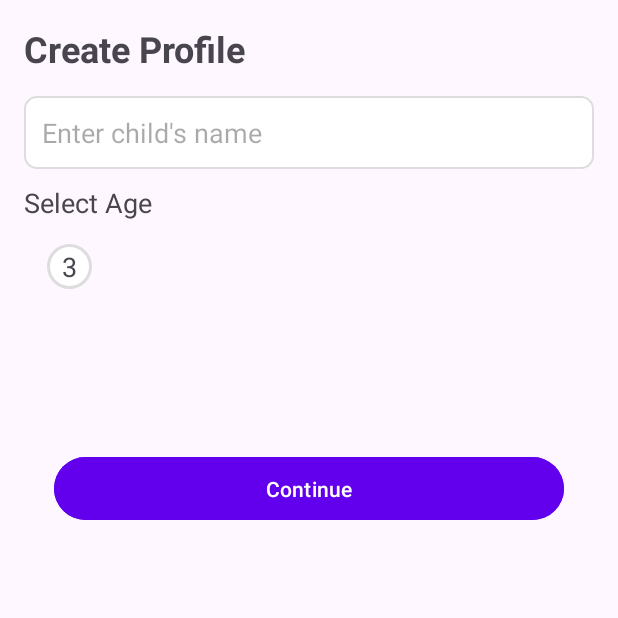
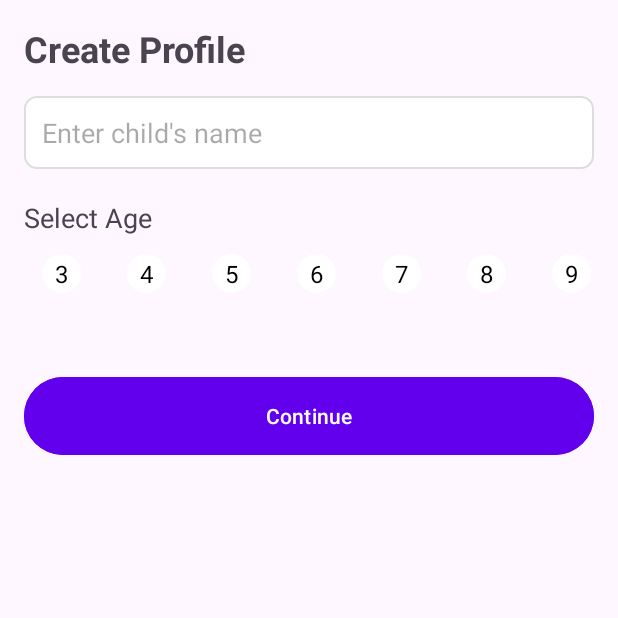
Before and after one commit to MusaHesenov/Kids-App, an Android app: the CreateProfileFragment screen opened through its navigation route, on a phone screen of 412 x 824 dp, the top half of it. Run offline under Robolectric (Android 15) with nearby library versions, the phone set to English and light mode, and no system bars; our stand-ins replace CircleImageView; 2 statements that could not run were skipped.

Commit message:
- add age adapter

```diff
--- a/app/build.gradle.kts
+++ b/app/build.gradle.kts
@@ -60,6 +60,9 @@ dependencies {
     androidTestImplementation(libs.androidx.junit)
     androidTestImplementation(libs.androidx.espresso.core)
 
+    // Thirty part libraries
+    implementation ("de.hdodenhof:circleimageview:3.1.0")
+
 
     // Room
     val roomVersion = "2.6.1"
--- /dev/null
+++ b/app/src/main/java/com/example/kidsapp/adapters/AgeAdapter.kt
@@ -0,0 +1,45 @@
+package com.example.kidsapp.adapters
+
+import android.view.LayoutInflater
+import android.view.View
+import android.view.ViewGroup
+import androidx.recyclerview.widget.RecyclerView
+import com.example.kidsapp.databinding.AgeRvItemBinding
+
+class AgeAdapter(val agesList: List<String>): RecyclerView.Adapter<AgeAdapter.AgeViewHolder>() {
+
+    private var selectedPosition = -1
+
+    class AgeViewHolder(val binding: AgeRvItemBinding): RecyclerView.ViewHolder(binding.root){}
+
+    override fun onCreateViewHolder(parent: ViewGroup, viewType: Int): AgeViewHolder {
+        return AgeViewHolder(AgeRvItemBinding.inflate(LayoutInflater.from(parent.context)))
+    }
+
+    override fun getItemCount(): Int {
+        return agesList.size
+    }
+
+    override fun onBindViewHolder(holder: AgeViewHolder, position: Int) {
+        val age = agesList[position]
+
+        holder.itemView.setOnClickListener {
+            if (selectedPosition >= 0)
+                notifyItemChanged(selectedPosition)
+
+            selectedPosition = holder.adapterPosition
+            notifyItemChanged(selectedPosition)
+            onItemClick?.invoke(age)
+        }
+
+        holder.binding.tvSize.text = age
+
+        if (position == selectedPosition){
+            holder.binding.imageShadow.visibility = View.VISIBLE
+        }else{
+            holder.binding.imageShadow.visibility = View.INVISIBLE
+        }
+    }
+
+    var onItemClick : ((String) -> Unit)? = null
+}
--- a/app/src/main/java/com/example/kidsapp/fragments/CreateProfileFragment.kt
+++ b/app/src/main/java/com/example/kidsapp/fragments/CreateProfileFragment.kt
@@ -6,11 +6,15 @@ import android.view.View
 import android.view.ViewGroup
 import androidx.fragment.app.Fragment
 import androidx.navigation.fragment.findNavController
+import androidx.recyclerview.widget.LinearLayoutManager
 import com.example.kidsapp.R
+import com.example.kidsapp.adapters.AgeAdapter
 import com.example.kidsapp.databinding.FragmentCreateProfileBinding
+import com.example.kidsapp.utils.HorizontalItemDecoration
 
 class CreateProfileFragment: Fragment(R.layout.fragment_create_profile) {
     private lateinit var binding: FragmentCreateProfileBinding
+    private lateinit var ageList: List<String>
 
     override fun onCreateView(
         inflater: LayoutInflater,
@@ -27,5 +31,14 @@ class CreateProfileFragment: Fragment(R.layout.fragment_create_profile) {
         binding.continueButton.setOnClickListener {
             findNavController().navigate(R.id.action_createProfileFragment_to_fillProfileFragment)
         }
+        ageList = listOf("3", "4", "5", "6", "7", "8", "9", "10")
+
+        val ageAdapter = AgeAdapter(ageList)
+
+        binding.rvAge.apply {
+            adapter = ageAdapter
+            layoutManager = LinearLayoutManager(requireContext(), LinearLayoutManager.HORIZONTAL, false)
+            addItemDecoration(HorizontalItemDecoration())
+        }
     }
 }
--- /dev/null
+++ b/app/src/main/res/layout/age_rv_item.xml
@@ -0,0 +1,39 @@
+<?xml version="1.0" encoding="utf-8"?>
+<androidx.constraintlayout.widget.ConstraintLayout xmlns:android="http://schemas.android.com/apk/res/android"
+    android:layout_width="wrap_content"
+    android:layout_height="wrap_content"
+    xmlns:app="http://schemas.android.com/apk/res-auto">
+
+    <de.hdodenhof.circleimageview.CircleImageView
+        android:id="@+id/imageShadow"
+        android:layout_width="30dp"
+        android:layout_height="30dp"
+        android:src="#b8d9fa"
+        app:layout_constraintStart_toStartOf="parent"
+        app:layout_constraintTop_toTopOf="parent"
+        android:visibility="invisible"/>
+
+    <de.hdodenhof.circleimageview.CircleImageView
+        android:id="@+id/imageColor"
+        android:layout_width="26dp"
+        android:layout_height="26dp"
+        android:src="@color/white"
+        app:layout_constraintStart_toStartOf="@id/imageShadow"
+        app:layout_constraintTop_toTopOf="@id/imageShadow"
+        app:layout_constraintEnd_toEndOf="@id/imageShadow"
+        app:layout_constraintBottom_toBottomOf="@id/imageShadow"/>
+
+    <TextView
+        android:id="@+id/tvSize"
+        android:layout_width="wrap_content"
+        android:layout_height="wrap_content"
+        app:layout_constraintStart_toStartOf="@id/imageColor"
+        app:layout_constraintTop_toTopOf="@id/imageColor"
+        app:layout_constraintEnd_toEndOf="@id/imageColor"
+        app:layout_constraintBottom_toBottomOf="@id/imageColor"
+        android:text="3"
+        android:textAlignment="center"
+        android:textSize="16sp"
+        android:textColor="@color/black"/>
+
+</androidx.constraintlayout.widget.ConstraintLayout>
--- a/app/src/main/res/layout/fragment_create_profile.xml
+++ b/app/src/main/res/layout/fragment_create_profile.xml
@@ -27,8 +27,9 @@
         android:hint="Enter child's name"
         android:padding="12dp"
         android:layout_marginTop="15dp"
-        app:layout_constraintTop_toBottomOf="@id/title"/>
-
+        app:layout_constraintTop_toBottomOf="@id/title"
+        app:layout_constraintStart_toStartOf="parent"
+        app:layout_constraintEnd_toEndOf="parent"/>
 
     <TextView
         android:id="@+id/select_age_label"
@@ -36,45 +37,32 @@
         android:layout_height="wrap_content"
         android:text="Select Age"
         android:textSize="18sp"
-        android:layout_marginTop="10dp"
+        android:layout_marginTop="20dp"
         tools:layout_editor_absoluteX="2dp"
         tools:layout_editor_absoluteY="137dp"
         app:layout_constraintTop_toBottomOf="@id/child_name"
         app:layout_constraintStart_toStartOf="parent"/>
 
-    <ImageView
-        android:id="@+id/age_3"
-        android:layout_width="30dp"
-        android:layout_height="30dp"
-        android:layout_margin="15dp"
-        android:src="@drawable/circle_image"
-        app:layout_constraintTop_toBottomOf="@+id/select_age_label"
-        app:layout_constraintStart_toStartOf="parent"/>
-
-    <TextView
-        android:id="@+id/age_label"
-        android:layout_width="wrap_content"
+    <androidx.recyclerview.widget.RecyclerView
+        android:id="@+id/rvAge"
+        android:layout_width="0dp"
         android:layout_height="wrap_content"
-        android:text="3"
-        android:textSize="18sp"
-        tools:layout_editor_absoluteX="22dp"
-        app:layout_constraintTop_toTopOf="@id/age_3"
-        app:layout_constraintStart_toStartOf="@id/age_3"
-        app:layout_constraintEnd_toEndOf="@id/age_3"
-        app:layout_constraintBottom_toBottomOf="@id/age_3"/>
+        app:layout_constraintStart_toStartOf="parent"
+        app:layout_constraintTop_toBottomOf="@id/select_age_label"
+        app:layout_constraintEnd_toEndOf="parent"
+        android:layout_marginStart="10dp"
+        android:layout_marginTop="10dp"/>
 
     <Button
         android:id="@+id/continue_button"
         android:layout_width="match_parent"
-        android:layout_height="50dp"
-        android:layout_marginHorizontal="20dp"
-        android:layout_marginTop="188dp"
+        android:layout_height="60dp"
+        android:layout_marginTop="50dp"
         android:backgroundTint="@color/primary"
         android:text="Continue"
         android:textColor="@android:color/white"
         app:layout_constraintEnd_toEndOf="parent"
-        app:layout_constraintHorizontal_bias="0.375"
         app:layout_constraintStart_toStartOf="parent"
-        app:layout_constraintTop_toBottomOf="@+id/child_name" />
+        app:layout_constraintTop_toBottomOf="@+id/rvAge" />
 
 </androidx.constraintlayout.widget.ConstraintLayout>
```
